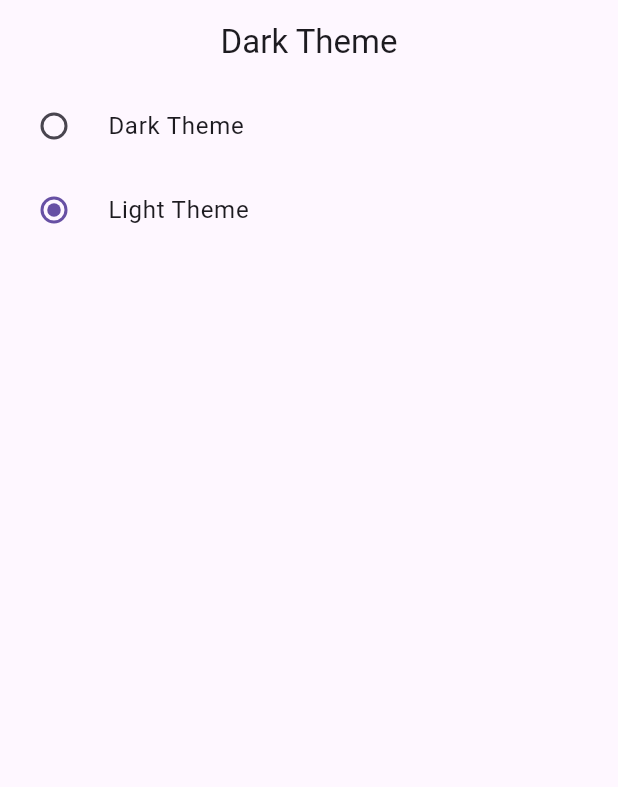
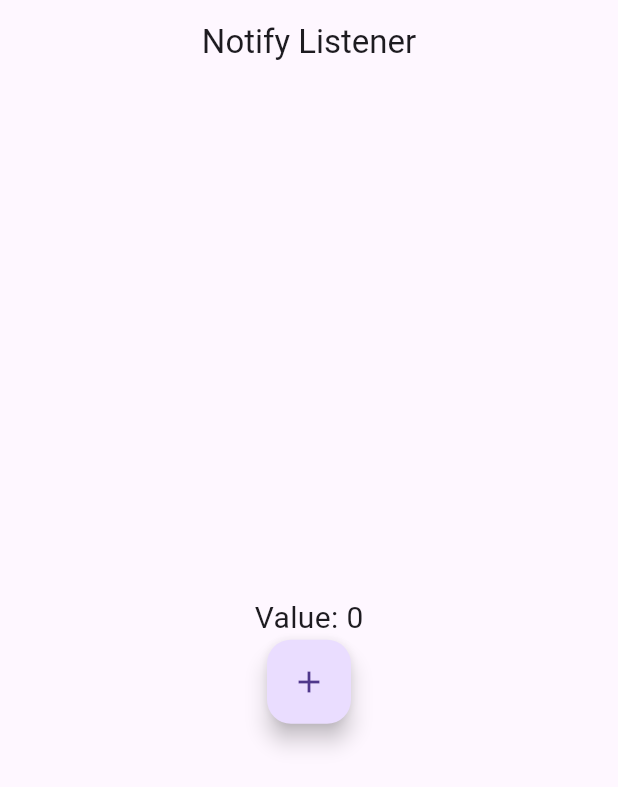
Before and after one commit to Kashannn/StateManagmentProvider, a Flutter app: the screen it shows after launch, on a phone screen of 412 x 824 dp. Shown: the top 787 px of the screen. Run offline on Flutter 3.47's test engine with Material 3 defaults, Android fonts, the phone set to English and light mode, and no system bars.

Commit message:
Use state less class as state full using ValueNofifer

```diff
--- /dev/null
+++ b/lib/Screen/NotifyListenerScreen.dart
@@ -0,0 +1,43 @@
+import 'package:flutter/material.dart';
+
+class NotifyListenerScreen extends StatelessWidget {
+  NotifyListenerScreen({Key? key}) : super(key: key);
+
+  // Declare the ValueNotifier
+  ValueNotifier<int> valueNotifier = ValueNotifier<int>(0);
+
+  @override
+  Widget build(BuildContext context) {
+    print("Notify Listener Screen");
+    return Scaffold(
+      appBar: AppBar(
+        title: const Text("Notify Listener"),
+        centerTitle: true,
+      ),
+      body: Center(
+        child: Column(
+          mainAxisAlignment: MainAxisAlignment.center,
+          children: [
+            ValueListenableBuilder(
+              valueListenable: valueNotifier,
+              builder: (BuildContext context, int value, Widget? child) {
+                return Text(
+                  "Value: $value",
+                  style: const TextStyle(fontSize: 20),
+                );
+              },
+            ),
+
+            FloatingActionButton(
+              onPressed: () {
+                valueNotifier.value++;
+                print(valueNotifier.value);
+              },
+              child: const Icon(Icons.add),
+            ),
+          ],
+        ),
+      ),
+    );
+  }
+}
--- a/lib/main.dart
+++ b/lib/main.dart
@@ -10,6 +10,7 @@ import 'package:flutter/foundation.dart';
 import 'Screen/CountExample.dart';
 import 'Screen/DarkThem.dart';
 import 'Screen/ExampleOne.dart';
+import 'Screen/NotifyListenerScreen.dart';
 import 'Screen/favouriteScreen.dart';
 
 void main() {
@@ -34,7 +35,7 @@ class MyApp extends StatelessWidget {
           return MaterialApp(
             debugShowCheckedModeBanner: false,
             theme: themeProvider.isDark ? ThemeData.dark() : ThemeData.light(),
-            home: DarkThemeScreen(),
+            home: NotifyListenerScreen(),
           );
         },
       ),
```
